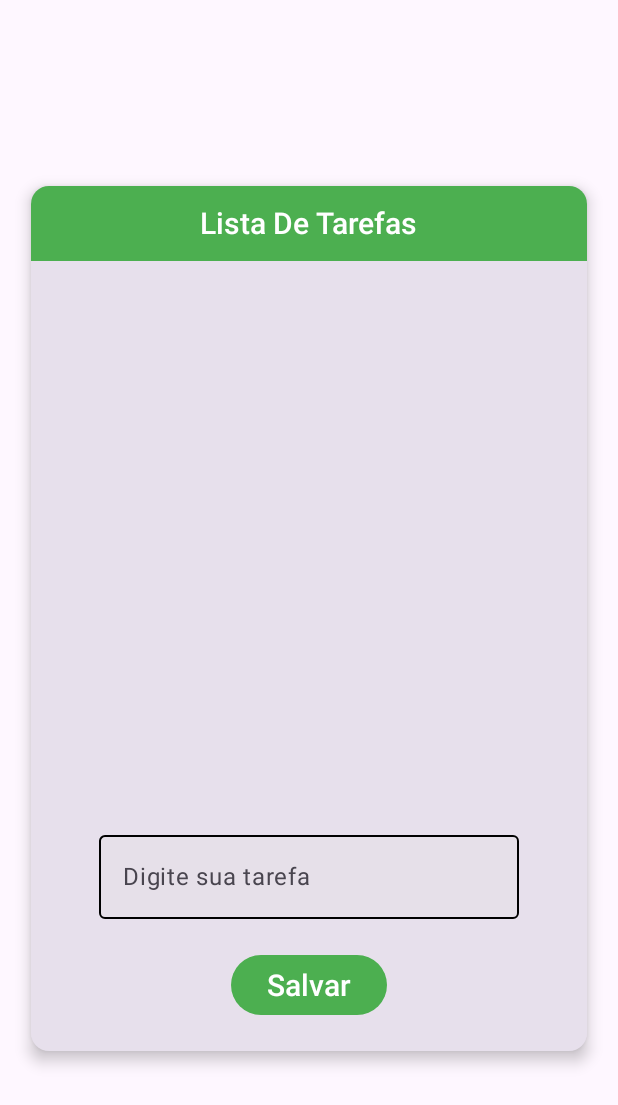
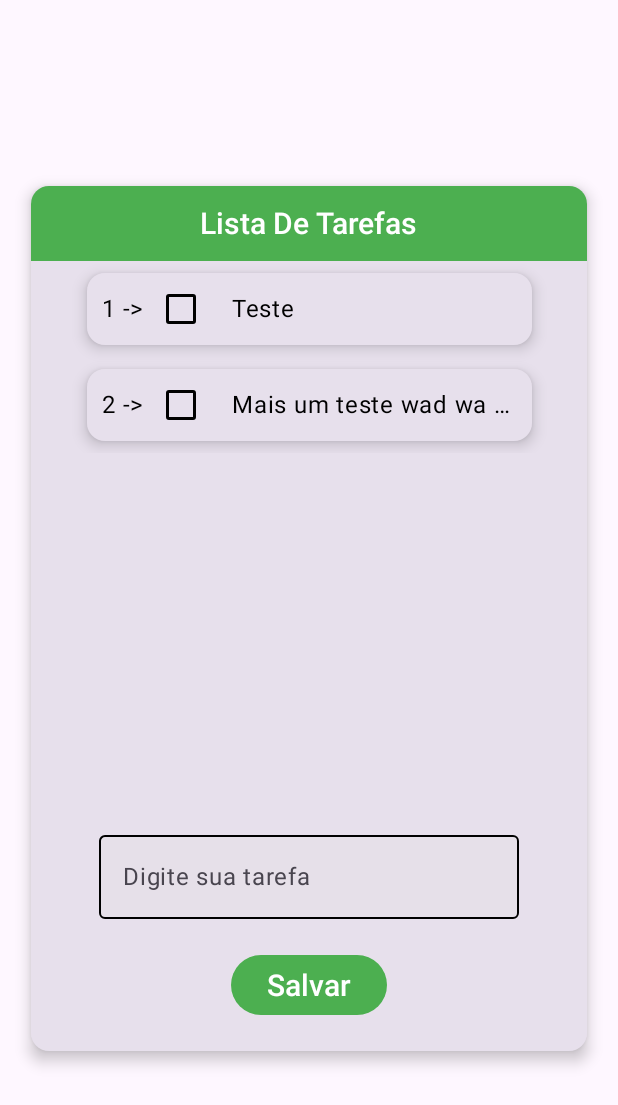
Before and after one commit to MaiconMJS/lista-de-tarefas-android, an Android app built with Jetpack Compose: the screen it shows after launch (HomeActivity), on a phone screen of 412 x 824 dp. Shown: the top 1105 px of the screen. Run offline under Robolectric (Android 15) with nearby library versions, the phone set to English and light mode, and no system bars.

Commit message:
Cores alteradas de CheckBox, TextField modificado

```diff
--- a/app/src/main/java/com/newoverride/listadetarefas/dimens/Dimens.kt
+++ b/app/src/main/java/com/newoverride/listadetarefas/dimens/Dimens.kt
@@ -7,7 +7,7 @@ object Dimens {
     val boxTitleCardHeight = 50.dp
     val textFieldBottomPadding = 20.dp
     val buttonBottomPadding = 20.dp
-    val paddingVerticalCardTask = 10.dp
+    val paddingVerticalCardTask = 8.dp
     val paddingCheckBoxStart = 10.dp
     val paddingTaskText = 10.dp
 }
--- a/app/src/main/java/com/newoverride/listadetarefas/hooks/TaskHook.kt
+++ b/app/src/main/java/com/newoverride/listadetarefas/hooks/TaskHook.kt
@@ -7,6 +7,8 @@ import androidx.compose.runtime.mutableStateOf
 import androidx.compose.runtime.remember
 import androidx.compose.runtime.rememberCoroutineScope
 import androidx.compose.runtime.snapshots.SnapshotStateList
+import androidx.compose.ui.platform.LocalFocusManager
+import androidx.compose.ui.platform.LocalSoftwareKeyboardController
 import com.newoverride.listadetarefas.model.TaskHookModel
 import com.newoverride.listadetarefas.model.TaskModel
 import kotlinx.coroutines.delay
@@ -14,12 +16,19 @@ import kotlinx.coroutines.launch
 
 @Composable
 fun taskHook(): TaskHookModel {
+    val keyboardController = LocalSoftwareKeyboardController.current
+    val focusManager = LocalFocusManager.current
 
     val coroutineScope = rememberCoroutineScope()
 
     val textFieldText = remember { mutableStateOf("") }
     val isPressed = remember { mutableStateOf(false) }
-    val taskList = remember { mutableStateListOf<TaskModel>() }
+    val taskList = remember {
+        mutableStateListOf<TaskModel>(
+            TaskModel(id = 1, message = "Teste"),
+            TaskModel(id = 2, message = "Mais um teste wad wa dawwa dwa dwadaw wa wad wad wa")
+        )
+    }
 
     fun animatedButton(active: MutableState<Boolean>) {
         active.value = true
@@ -33,9 +42,11 @@ fun taskHook(): TaskHookModel {
         val removeSpace = textFieldText.value.trim()
         if (removeSpace.isEmpty()) return
         val index = taskList.size
-        taskList.add(TaskModel(id = index + 1, message = textFieldText.value))
+        taskList.add(TaskModel(id = index + 1, message = removeSpace))
         textFieldText.value = ""
         animatedButton(isPressed)
+        keyboardController?.hide()
+        focusManager.clearFocus()
     }
 
     val saveTask = {
--- a/app/src/main/java/com/newoverride/listadetarefas/ui/components/CardCustom.kt
+++ b/app/src/main/java/com/newoverride/listadetarefas/ui/components/CardCustom.kt
@@ -5,7 +5,6 @@ import androidx.compose.foundation.layout.Column
 import androidx.compose.foundation.layout.fillMaxHeight
 import androidx.compose.foundation.layout.fillMaxSize
 import androidx.compose.foundation.layout.fillMaxWidth
-import androidx.compose.foundation.layout.imePadding
 import androidx.compose.material3.Card
 import androidx.compose.material3.CardDefaults
 import androidx.compose.material3.MaterialTheme
@@ -47,8 +46,7 @@ fun CardCustom(
             Column(
                 modifier = Modifier
                     .align(Alignment.BottomCenter)
-                    .fillMaxWidth()
-                    .imePadding(),
+                    .fillMaxWidth(),
                 horizontalAlignment = Alignment.CenterHorizontally
             ) {
                 TextFieldCustom(textFieldText = textFieldText)
--- a/app/src/main/java/com/newoverride/listadetarefas/ui/components/TaskCardCustom.kt
+++ b/app/src/main/java/com/newoverride/listadetarefas/ui/components/TaskCardCustom.kt
@@ -7,12 +7,11 @@ import androidx.compose.foundation.layout.padding
 import androidx.compose.material3.Card
 import androidx.compose.material3.CardDefaults
 import androidx.compose.material3.Checkbox
+import androidx.compose.material3.CheckboxDefaults
 import androidx.compose.material3.MaterialTheme
-import androidx.compose.material3.Text
 import androidx.compose.runtime.Composable
 import androidx.compose.ui.Alignment
 import androidx.compose.ui.Modifier
-import androidx.compose.ui.text.style.TextOverflow
 import com.newoverride.listadetarefas.dimens.Dimens
 import com.newoverride.listadetarefas.model.TaskModel
 
@@ -38,9 +37,13 @@ fun TaskCardCustom(task: TaskModel) {
                     .padding(start = Dimens.paddingCheckBoxStart),
                 verticalAlignment = Alignment.CenterVertically
             ) {
-                Text(text = "${task.id} ->")
+                TextCustomTaskCard(text = "${task.id} ->")
                 Checkbox(
                     checked = task.marked.value,
+                    colors = CheckboxDefaults.colors(
+                        checkedColor = MaterialTheme.colorScheme.tertiary,
+                        uncheckedColor = MaterialTheme.colorScheme.onPrimary
+                    ),
                     onCheckedChange = { task.marked.value = it },
                 )
             }
@@ -49,7 +52,7 @@ fun TaskCardCustom(task: TaskModel) {
                     .fillMaxWidth()
                     .padding(horizontal = Dimens.paddingTaskText)
             ) {
-                Text(text = task.message, maxLines = 1, overflow = TextOverflow.Ellipsis)
+                TextCustomTaskCard(text = task.message)
             }
         }
     }
--- /dev/null
+++ b/app/src/main/java/com/newoverride/listadetarefas/ui/components/TextCustomTaskCard.kt
@@ -0,0 +1,17 @@
+package com.newoverride.listadetarefas.ui.components
+
+import androidx.compose.material3.MaterialTheme
+import androidx.compose.material3.Text
+import androidx.compose.runtime.Composable
+import androidx.compose.ui.graphics.Color
+import androidx.compose.ui.text.style.TextOverflow
+
+@Composable
+fun TextCustomTaskCard(
+    text: String,
+    maxLine: Int = 1,
+    overFlow: TextOverflow = TextOverflow.Ellipsis,
+    color: Color = MaterialTheme.colorScheme.onPrimary
+) {
+    Text(text = text, color = color, overflow = overFlow, maxLines = maxLine)
+}
--- a/app/src/main/java/com/newoverride/listadetarefas/ui/components/TextFieldCustom.kt
+++ b/app/src/main/java/com/newoverride/listadetarefas/ui/components/TextFieldCustom.kt
@@ -1,6 +1,7 @@
 package com.newoverride.listadetarefas.ui.components
 
 import androidx.compose.foundation.layout.padding
+import androidx.compose.foundation.text.selection.TextSelectionColors
 import androidx.compose.material3.MaterialTheme
 import androidx.compose.material3.OutlinedTextField
 import androidx.compose.material3.Text
@@ -23,6 +24,10 @@ fun TextFieldCustom(textFieldText: MutableState<String>) {
             focusedIndicatorColor = MaterialTheme.colorScheme.tertiary,
             unfocusedIndicatorColor = MaterialTheme.colorScheme.onPrimary,
             focusedLabelColor = Green,
+            selectionColors = TextSelectionColors(
+                handleColor = MaterialTheme.colorScheme.tertiary,
+                backgroundColor = MaterialTheme.colorScheme.tertiary
+            ),
             cursorColor = MaterialTheme.colorScheme.tertiary
         ),
         modifier = Modifier.padding(bottom = Dimens.textFieldBottomPadding),
```
